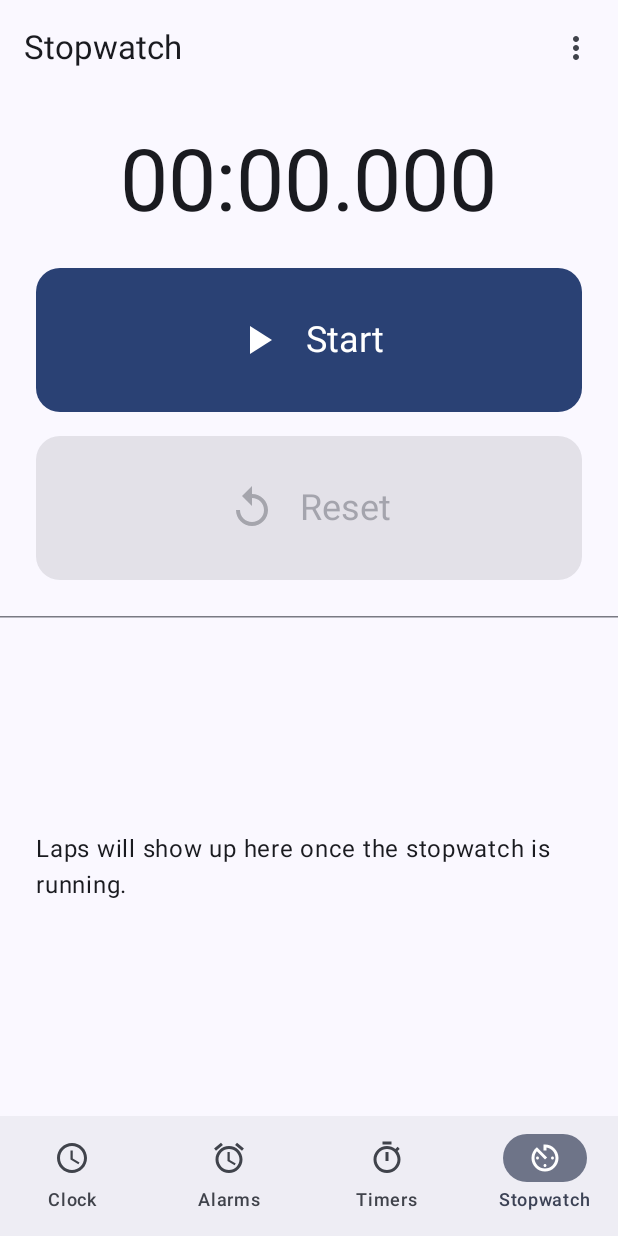
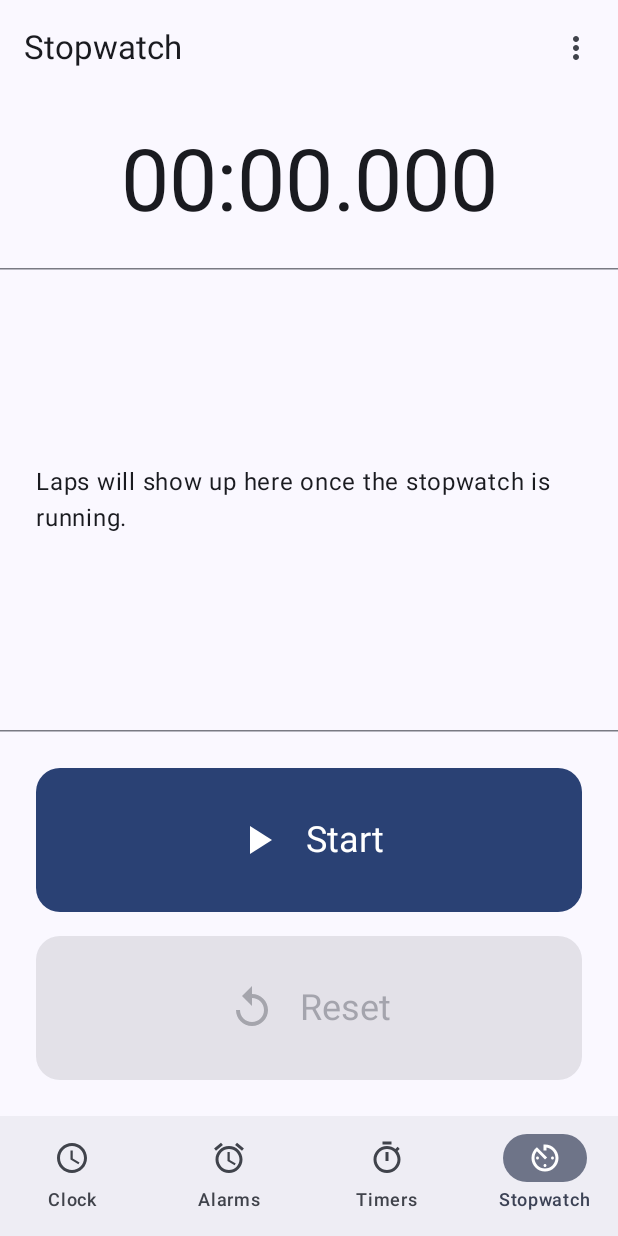
Before and after one commit to TargetCrafter/HA-Alarmclock, an Android app built with Jetpack Compose: the TabsScreen screen opened through its navigation route, item 4 of the bottom bar chosen, on a phone screen of 412 x 824 dp. Run offline under Robolectric (Android 15) with nearby library versions, the phone set to English and light mode, and no system bars; 1 statement that could not run was skipped.

Commit message:
Stopwatch buttons at bottom, in-app clock matches widget, digital widget text-wrap fix, Gradle 8.14.5
- Stopwatch: moved the Start/Pause/Resume + Lap/Reset buttons from directly under the
  time display to the very bottom of the screen for easier one-handed reach, with the
  lap list expanding (Modifier.weight(1f)) in between to push them down.
- Ported the in-app Clock tab's AnalogClockFace (Compose Canvas) to the same visual
  design as the home-screen widget's AnalogClockRenderer: filled disc with a bezel ring,
  uniform dimmed tick marks with the four quarter ones drawn longer, and a two-tone
  white-halo/red-center pivot dot, instead of the previous plain stroked ring with a
  flat accent-colored pivot. Disc background defaults to
  MaterialTheme.colorScheme.surfaceContainerHigh (theme-adaptive) rather than the
  widget's fixed dark color, since this isn't tied to the widget's own color settings.
  Verified the ported proportions with an SVG port of the same drawing math in both a
  light- and dark-theme approximation.
- Fixed the digital widget's next-alarm TextView: it was wrap_content width with no
  constraint tied to its parent, so a long unbroken alarm label could inflate the whole
  LinearLayout's measured width past the widget's actual bounds, pushing the time
  display above it out of view too. Now match_parent + centered + up to 2 lines, so a
  long label wraps within the widget's real width instead.
- Bumped the Gradle wrapper from 8.14.3 to 8.14.5.

Co-Authored-By: Claude Sonnet 5 <noreply@anthropic.com>
Claude-Session: https://claude.ai/code/session_01C7x8v5c5Lu29PBWy1LdfCe

```diff
--- a/app/src/main/java/com/targetcrafter/haalarmclock/ui/stopwatch/StopwatchScreen.kt
+++ b/app/src/main/java/com/targetcrafter/haalarmclock/ui/stopwatch/StopwatchScreen.kt
@@ -3,7 +3,6 @@ package com.targetcrafter.haalarmclock.ui.stopwatch
 import androidx.compose.foundation.layout.Arrangement
 import androidx.compose.foundation.layout.Box
 import androidx.compose.foundation.layout.Column
-import androidx.compose.foundation.layout.Spacer
 import androidx.compose.foundation.layout.fillMaxSize
 import androidx.compose.foundation.layout.fillMaxWidth
 import androidx.compose.foundation.layout.height
@@ -30,6 +29,7 @@ import androidx.compose.ui.Alignment
 import androidx.compose.ui.Modifier
 import androidx.compose.ui.graphics.Color
 import androidx.compose.ui.graphics.vector.ImageVector
+import androidx.compose.ui.text.style.TextAlign
 import androidx.compose.ui.unit.dp
 import androidx.lifecycle.viewmodel.compose.viewModel
 
@@ -45,14 +45,43 @@ fun StopwatchScreen() {
     val laps by viewModel.laps.collectAsState()
 
     Column(modifier = Modifier.fillMaxSize()) {
+        Text(
+            text = formatStopwatchTime(elapsedMillis),
+            style = MaterialTheme.typography.displayLarge,
+            modifier = Modifier.fillMaxWidth().padding(vertical = 24.dp),
+            textAlign = TextAlign.Center,
+        )
+
+        HorizontalDivider()
+
+        // Laps take the middle, expanding to fill whatever space is left — this is what pushes
+        // the buttons below down to the very bottom of the screen, within a thumb's reach.
+        Box(modifier = Modifier.weight(1f).fillMaxWidth()) {
+            if (laps.isEmpty()) {
+                Box(modifier = Modifier.fillMaxSize(), contentAlignment = Alignment.Center) {
+                    Text(
+                        "Laps will show up here once the stopwatch is running.",
+                        style = MaterialTheme.typography.bodyLarge,
+                        modifier = Modifier.padding(24.dp),
+                    )
+                }
+            } else {
+                LazyColumn(modifier = Modifier.fillMaxSize()) {
+                    items(laps, key = { it.number }) { lap ->
+                        ListItem(
+                            headlineContent = { Text("Lap ${lap.number}") },
+                            supportingContent = { Text("Total ${formatStopwatchTime(lap.totalMillis)}") },
+                            trailingContent = { Text(formatStopwatchTime(lap.lapMillis), style = MaterialTheme.typography.titleMedium) },
+                        )
+                    }
+                }
+            }
+        }
+
+        HorizontalDivider()
+
         Column(
-            modifier = Modifier.fillMaxWidth().padding(vertical = 24.dp),
-            horizontalAlignment = Alignment.CenterHorizontally,
-        ) {
-            Text(text = formatStopwatchTime(elapsedMillis), style = MaterialTheme.typography.displayLarge)
-            Spacer(modifier = Modifier.height(24.dp))
-            Column(
-                modifier = Modifier.fillMaxWidth().padding(horizontal = 24.dp),
+            modifier = Modifier.fillMaxWidth().padding(24.dp),
             verticalArrangement = Arrangement.spacedBy(16.dp),
         ) {
             StopwatchButton(
@@ -74,29 +103,6 @@ fun StopwatchScreen() {
                 containerColor = MaterialTheme.colorScheme.secondaryContainer,
                 contentColor = MaterialTheme.colorScheme.onSecondaryContainer,
             )
-            }
-        }
-
-        HorizontalDivider()
-
-        if (laps.isEmpty()) {
-            Box(modifier = Modifier.fillMaxSize(), contentAlignment = Alignment.Center) {
-                Text(
-                    "Laps will show up here once the stopwatch is running.",
-                    style = MaterialTheme.typography.bodyLarge,
-                    modifier = Modifier.padding(24.dp),
-                )
-            }
-        } else {
-            LazyColumn(modifier = Modifier.fillMaxSize()) {
-                items(laps, key = { it.number }) { lap ->
-                    ListItem(
-                        headlineContent = { Text("Lap ${lap.number}") },
-                        supportingContent = { Text("Total ${formatStopwatchTime(lap.totalMillis)}") },
-                        trailingContent = { Text(formatStopwatchTime(lap.lapMillis), style = MaterialTheme.typography.titleMedium) },
-                    )
-                }
-            }
         }
     }
 }
--- a/app/src/main/res/layout/widget_digital_clock.xml
+++ b/app/src/main/res/layout/widget_digital_clock.xml
@@ -18,11 +18,12 @@
 
     <TextView
         android:id="@+id/widget_next_alarm"
-        android:layout_width="wrap_content"
+        android:layout_width="match_parent"
         android:layout_height="wrap_content"
         android:layout_marginTop="4dp"
         android:textSize="13sp"
-        android:maxLines="1"
+        android:gravity="center"
+        android:maxLines="2"
         android:ellipsize="end" />
 
 </LinearLayout>
```
Also changed, not shown: app/src/main/java/com/targetcrafter/haalarmclock/ui/clock/AnalogClockFace.kt (+29 -14 lines), gradle/wrapper/gradle-wrapper.properties, 1 other file. Lines whose indentation alone changed are shown as unchanged.
